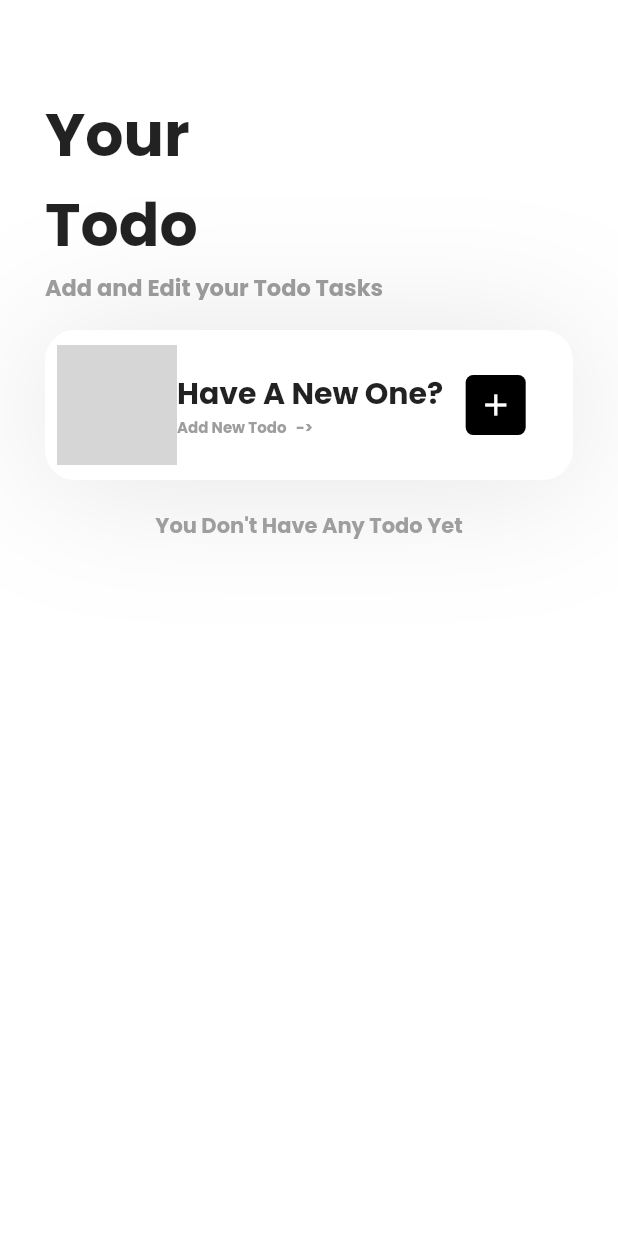
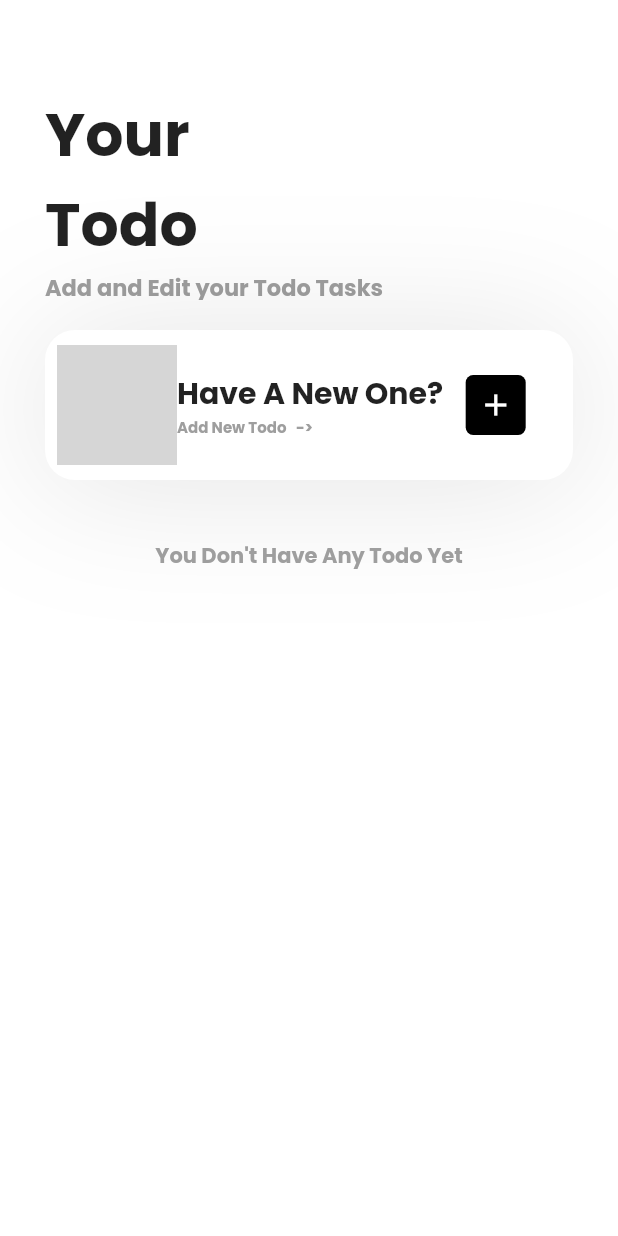
Before and after one commit to dinoy-raj/ProductivityApp, a Flutter app: the PersonalScreen screen opened directly, on a phone screen of 412 x 824 dp. Run offline on Flutter 3.47's test engine with Material 2 defaults, Android fonts, the phone set to English and light mode, and no system bars; our stand-ins replace animated_text_kit, cloud_firestore, firebase_auth, firebase_core, flutter_datetime_picker, flutter_feather_icons and 5 more; accounts and stored records are empty; network calls fail; grey boxes are pictures that could not be loaded.

Commit message:
todo view screen ui updated

```diff
--- a/app/lib/screens/todo/todoscreen.dart
+++ b/app/lib/screens/todo/todoscreen.dart
@@ -1,4 +1,3 @@
-
 import 'package:app/screens/todo/todo_edits.dart';
 import 'package:app/screens/todo/todo_griddataview.dart';
 import 'package:flutter/material.dart';
@@ -138,9 +137,8 @@ class _PersonalScreenState extends State<PersonalScreen> {
                     ),
                   ),
                 ),
-                   Container(
-                     height: screenHeight,
-                       child: ListViewTodo())
+                SizedBox(height: 20,),
+                Container(height: screenHeight, child: ListViewTodo())
               ],
             ),
           ),
```
Also changed, not shown: app/lib/screens/todo/todo_griddataview.dart (+28 -13 lines), app/lib/screens/todo/todo_viewscreen.dart (+23 -0 lines). Lines whose indentation alone changed are shown as unchanged.
